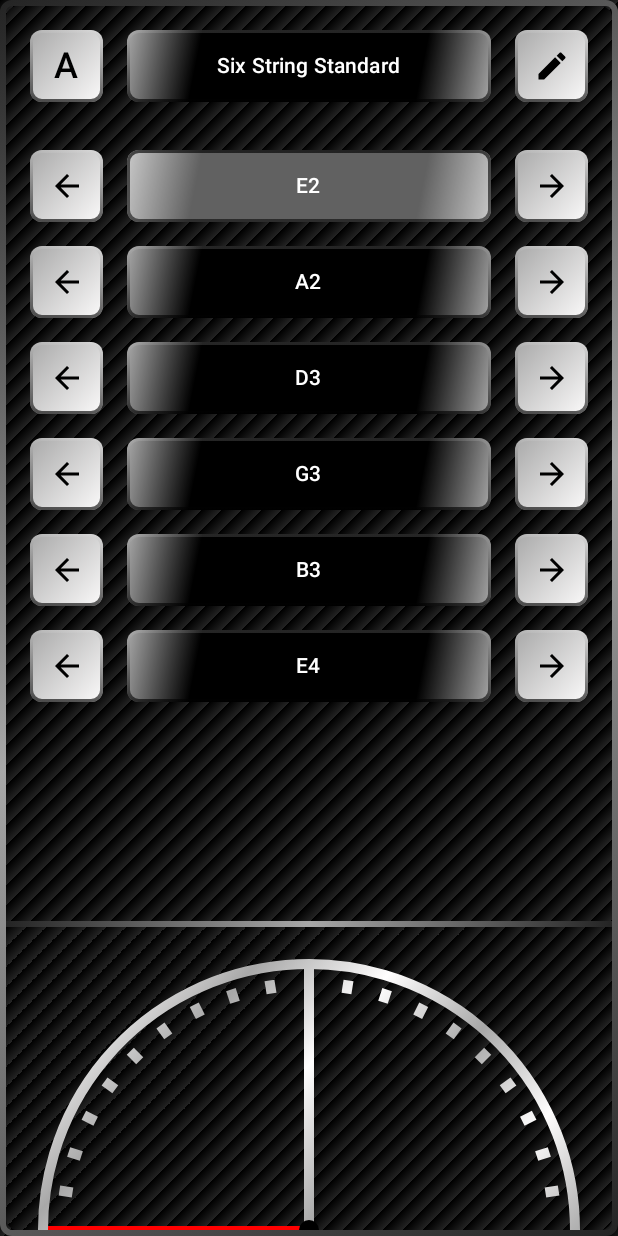
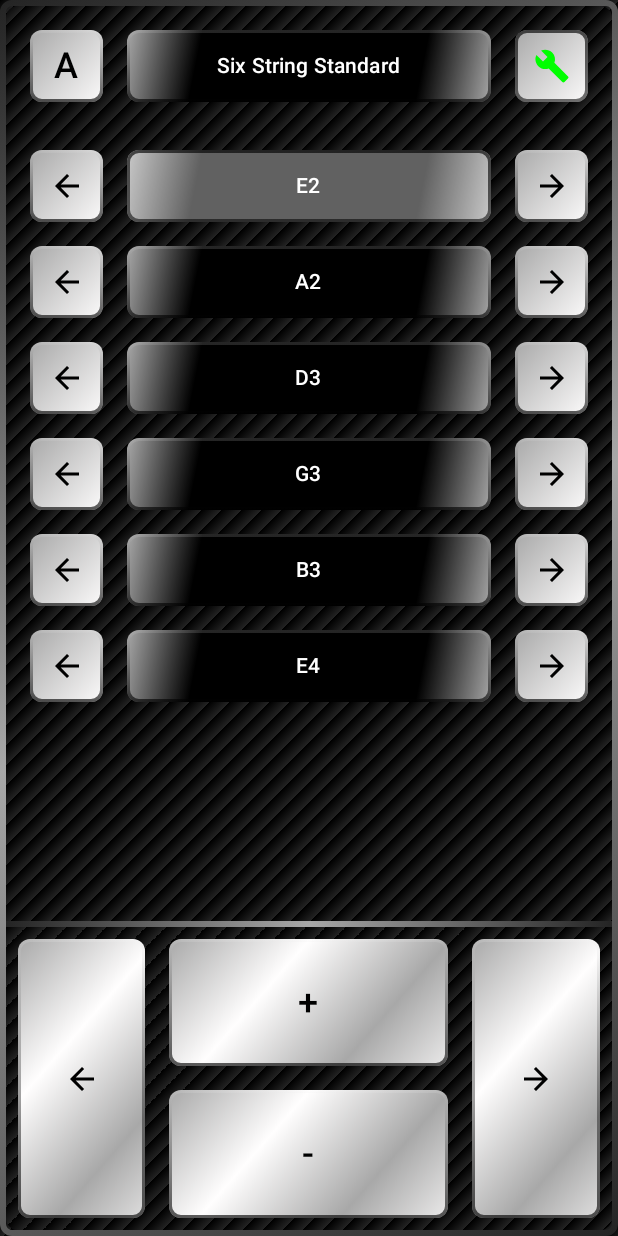
Before and after one commit to AlexanderTreml/AST-Tuner, an Android app built with Jetpack Compose: the screen it shows after launch (MainActivity), after a tap on "Edit tunings", on a phone screen of 412 x 824 dp. Run offline under Robolectric (Android 15) with nearby library versions, the phone set to English and light mode, and no system bars; libraries missing offline, so code that uses them is left out: org.apache.commons; 5 statements that could not run were skipped.

Commit message:
edit mode

```diff
--- a/app/src/main/java/com/alexander_treml/asttuner/MainActivity.kt
+++ b/app/src/main/java/com/alexander_treml/asttuner/MainActivity.kt
@@ -4,11 +4,17 @@ import android.Manifest
 import android.app.AlertDialog
 import android.content.pm.PackageManager
 import android.os.Bundle
-import android.widget.Toast
+import android.util.Log
 import androidx.activity.ComponentActivity
 import androidx.activity.compose.setContent
 import androidx.activity.result.contract.ActivityResultContracts
+import androidx.compose.animation.AnimatedVisibility
 import androidx.compose.animation.core.animateFloatAsState
+import androidx.compose.animation.core.spring
+import androidx.compose.animation.slideInHorizontally
+import androidx.compose.animation.slideInVertically
+import androidx.compose.animation.slideOutHorizontally
+import androidx.compose.animation.slideOutVertically
 import androidx.compose.foundation.BorderStroke
 import androidx.compose.foundation.Canvas
 import androidx.compose.foundation.background
@@ -20,13 +26,15 @@ import androidx.compose.foundation.layout.Box
 import androidx.compose.foundation.layout.Column
 import androidx.compose.foundation.layout.Row
 import androidx.compose.foundation.layout.aspectRatio
+import androidx.compose.foundation.layout.fillMaxHeight
 import androidx.compose.foundation.layout.fillMaxWidth
+import androidx.compose.foundation.layout.offset
 import androidx.compose.foundation.layout.padding
 import androidx.compose.foundation.shape.RoundedCornerShape
 import androidx.compose.material.icons.Icons
 import androidx.compose.material.icons.automirrored.filled.ArrowBack
 import androidx.compose.material.icons.automirrored.filled.ArrowForward
-import androidx.compose.material.icons.filled.Create
+import androidx.compose.material.icons.filled.Build
 import androidx.compose.material3.Button
 import androidx.compose.material3.ButtonDefaults
 import androidx.compose.material3.HorizontalDivider
@@ -41,6 +49,7 @@ import androidx.compose.runtime.DisposableEffect
 import androidx.compose.runtime.LaunchedEffect
 import androidx.compose.runtime.collectAsState
 import androidx.compose.runtime.getValue
+import androidx.compose.runtime.mutableFloatStateOf
 import androidx.compose.runtime.mutableStateOf
 import androidx.compose.runtime.remember
 import androidx.compose.runtime.setValue
@@ -51,9 +60,9 @@ import androidx.compose.ui.geometry.Offset
 import androidx.compose.ui.geometry.Size
 import androidx.compose.ui.graphics.Color
 import androidx.compose.ui.graphics.Path
+import androidx.compose.ui.graphics.RectangleShape
 import androidx.compose.ui.graphics.StrokeCap
 import androidx.compose.ui.graphics.drawscope.Stroke
-import androidx.compose.ui.platform.LocalContext
 import androidx.compose.ui.platform.LocalView
 import androidx.compose.ui.text.font.FontWeight
 import androidx.compose.ui.text.style.TextAlign
@@ -95,9 +104,12 @@ val borderMod = backgroundMod
     .padding(BORDER_WIDTH)
     .clip(RoundedCornerShape(BORDER_RADIUS))
 
-
 val panelMod = backgroundMod
     .padding(PADDING)
+
+val lowerPanelMod = backgroundMod
+    .aspectRatio(2f)
+    .clip(RectangleShape)
 
 val dividerMod = Modifier
     .background(brush = borderBrush)
@@ -128,11 +140,12 @@ val sideButtonSelectedMod = Modifier
     )
 
 
-// TODO save/load/edit functionality
+// TODO save/load functionality
 // TODO code cleanup and ui optimization
 // TODO adjust splash screen color
 // TODO find out how to use theme correctly (text color seems to be chosen automatically if not specified)
 // TODO write tests or remove tests and test framework
+// TODO Deal with Logcat warnings
 class MainActivity : ComponentActivity() {
     private val listener = Listener(this)
     private var tuning = Tuning()
@@ -143,6 +156,8 @@ class MainActivity : ComponentActivity() {
     // Auto selection
     private var auto by mutableStateOf(false)
     private var probableNote by mutableStateOf<Note?>(null)
+
+    private var edit by mutableStateOf(false)
 
     override fun onCreate(savedInstanceState: Bundle?) {
         super.onCreate(savedInstanceState)
@@ -178,8 +193,8 @@ class MainActivity : ComponentActivity() {
                             color = Color.Transparent,
                             modifier = dividerMod
                         )
-                        FrequencyDisplay(
-                            modifier = backgroundMod
+                        LowerPanel(
+                            modifier = lowerPanelMod
                         )
                     }
                 }
@@ -195,6 +210,12 @@ class MainActivity : ComponentActivity() {
         ) {
             val autoMod =
                 if (auto)
+                    sideButtonSelectedMod.weight(0.25f)
+                else
+                    sideButtonMod.weight(0.25f)
+
+            val editMod =
+                if (edit)
                     sideButtonSelectedMod.weight(0.25f)
                 else
                     sideButtonMod.weight(0.25f)
@@ -225,18 +246,19 @@ class MainActivity : ComponentActivity() {
                 Text(text = "Six String Standard")
             }
 
-            val context = LocalContext.current
             IconButton(
-                onClick = {
-                    Toast.makeText(context, "Not implemented yet", Toast.LENGTH_SHORT).show()
-                },
+                onClick = { edit = !edit },
                 colors = IconButtonDefaults.iconButtonColors(
                     containerColor = Color.Transparent,
-                    contentColor = Color.Black
+                    contentColor =
+                    if (edit)
+                        Color.Green
+                    else
+                        Color.Black
                 ),
-                modifier = sideButtonMod.weight(0.25f)
+                modifier = editMod
             ) {
-                Icon(Icons.Filled.Create, contentDescription = "Edit tunings")
+                Icon(Icons.Filled.Build, contentDescription = "Edit tunings")
             }
         }
     }
@@ -249,6 +271,27 @@ class MainActivity : ComponentActivity() {
         ) {
             tuning.notes.forEach { note ->
                 NoteButtons(note)
+            }
+        }
+    }
+
+
+    @Composable
+    fun LowerPanel(modifier: Modifier = Modifier) {
+        Box(modifier = modifier) {
+            AnimatedVisibility(
+                visible = !edit,
+                enter = slideInVertically { it },
+                exit = slideOutVertically { it }
+            ) {
+                FrequencyDisplay()
+            }
+            AnimatedVisibility(
+                visible = edit,
+                enter = slideInVertically { -it },
+                exit = slideOutVertically { -it }
+            ) {
+                EditDisplay()
             }
         }
     }
@@ -278,24 +321,57 @@ class MainActivity : ComponentActivity() {
             }
         }
 
+        var rawOffsetX by remember { mutableFloatStateOf(0f) }
+
+        val animatedOffsetX by animateFloatAsState(
+            targetValue = rawOffsetX,
+            animationSpec = spring(),
+            label = "Display Animation"
+        )
         Box(
             modifier = modifier
-                .aspectRatio(2f)
                 .draggable(
                     orientation = Orientation.Horizontal,
                     state = rememberDraggableState { delta ->
-                        if (delta >= 30f) {
+                        rawOffsetX  += delta
+                        if (debugMode) {
+                            rawOffsetX  = rawOffsetX .coerceIn(0f, 200f)
+                        } else {
+                            rawOffsetX  = rawOffsetX .coerceIn(-200f, 0f)
+                        }
+
+                        if (rawOffsetX  >= 100f) {
                             debugMode = false
-                        } else if (delta <= -30f) {
+                            rawOffsetX  = 0f
+                        } else if (rawOffsetX  <= -100f) {
                             debugMode = true
+                            rawOffsetX  = 0f
                         }
+                    },
+                    onDragStopped = {
+                        rawOffsetX = 0f
                     }
                 )
         ) {
-            if (debugMode) {
-                DebugView(frequency)
-            } else {
-                NeedleDisplay(frequency)
+            AnimatedVisibility(
+                visible = !debugMode,
+                enter = slideInHorizontally { -it },
+                exit = slideOutHorizontally { -it }
+            ) {
+                NeedleDisplay(
+                    frequency = frequency,
+                    modifier = Modifier.offset(x = animatedOffsetX.dp)
+                )
+            }
+            AnimatedVisibility(
+                visible = debugMode,
+                enter = slideInHorizontally { it },
+                exit = slideOutHorizontally { it }
+            ) {
+                DebugView(
+                    frequency = frequency,
+                    modifier = Modifier.offset(x = animatedOffsetX.dp)
+                )
             }
         }
 
@@ -304,6 +380,60 @@ class MainActivity : ComponentActivity() {
             currentView.keepScreenOn = true
             onDispose {
                 currentView.keepScreenOn = false
+            }
+        }
+    }
+
+    @Composable
+    fun EditDisplay(modifier: Modifier = Modifier) {
+        Row(modifier = modifier) {
+            val weightedSideButtonMod = sideButtonMod.weight(0.5f).fillMaxHeight()
+            IconButton(
+                onClick = { tuning.transposeDown() },
+                colors = IconButtonDefaults.iconButtonColors(
+                    containerColor = Color.Transparent,
+                    contentColor = Color.Black
+                ),
+                modifier = weightedSideButtonMod
+            ) {
+                Icon(Icons.AutoMirrored.Filled.ArrowBack, contentDescription = "Transpose down")
+            }
+
+            Column(
+                modifier = Modifier.weight(1f),
+            ) {
+                val weightedMainButtonMod = sideButtonMod.weight(0.5f).fillMaxWidth()
+                Button(
+                    onClick = { tuning.addNote() },
+                    colors = ButtonDefaults.buttonColors(
+                        containerColor = Color.Transparent,
+                        contentColor = Color.Black
+                    ),
+                    modifier = weightedMainButtonMod
+                ) {
+                    Text("+", fontSize = 24.sp, fontWeight = FontWeight(600))
+                }
+                Button(
+                    onClick = { tuning.removeNote() },
+                    colors = ButtonDefaults.buttonColors(
+                        containerColor = Color.Transparent,
+                        contentColor = Color.Black
+                    ),
+                    modifier = weightedMainButtonMod
+                ) {
+                    Text("-", fontSize = 24.sp, fontWeight = FontWeight(600))
+                }
+            }
+
+            IconButton(
+                onClick = { tuning.transposeUp() },
+                colors = IconButtonDefaults.iconButtonColors(
+                    containerColor = Color.Transparent,
+                    contentColor = Color.Black
+                ),
+                modifier = weightedSideButtonMod
+            ) {
+                Icon(Icons.AutoMirrored.Filled.ArrowForward, contentDescription = "Transpose up")
             }
         }
     }
--- a/app/src/main/java/com/alexander_treml/asttuner/Note.kt
+++ b/app/src/main/java/com/alexander_treml/asttuner/Note.kt
@@ -13,6 +13,10 @@ private const val REFERENCE = 110.0
 // Constant for calculating frequency
 private val ROOT: Double = 2.0.pow(1.0 / 12.0)
 
+// Limits
+private const val MIN_DIST = -24
+private const val MAX_DIST = 65
+
 class Note(private var distanceToReference: Int) {
     constructor() : this(0)
 
@@ -21,9 +25,13 @@ class Note(private var distanceToReference: Int) {
     var frequency by mutableDoubleStateOf(ROOT.pow(distanceToReference.toDouble()) * REFERENCE)
         private set
 
-    // TODO enforce limits
+    init {
+        distanceToReference = distanceToReference.coerceIn(MIN_DIST, MAX_DIST)
+    }
+
     fun shift(semitones: Int) {
         distanceToReference += semitones
+        distanceToReference = distanceToReference.coerceIn(MIN_DIST, MAX_DIST)
         name = getName(distanceToReference)
         frequency = ROOT.pow(distanceToReference.toDouble()) * REFERENCE
     }
--- a/app/src/main/java/com/alexander_treml/asttuner/Tuning.kt
+++ b/app/src/main/java/com/alexander_treml/asttuner/Tuning.kt
@@ -1,21 +1,51 @@
 package com.alexander_treml.asttuner
 
-class Tuning(numStrings: Int = 6) {
-    val notes: Array<Note>
+import android.util.Log
+import androidx.compose.runtime.getValue
+import androidx.compose.runtime.mutableStateOf
+import androidx.compose.runtime.setValue
+
+class Tuning() {
+    var notes by mutableStateOf(listOf<Note>())
 
     init {
-        require(numStrings > 0) { "Number of strings must be positive" }
+        // Standard guitar tuning
+        notes = notes.plus(
+            arrayOf(
+                Note(-5),   // E2
+                Note(0),    // A2
+                Note(5),    // D3
+                Note(10),   // G3
+                Note(14),   // B3
+                Note(19)    // E4
+            )
+        )
+    }
 
-        notes = Array(numStrings) { Note() }
+    fun transposeUp() {
+        for (n in notes) {
+            n.shift(1)
+        }
+    }
 
-        // Standard Tuning
-        if (numStrings == 6) {
-            notes[0].shift(-5)  // E2
-            notes[1].shift(0)   // A2
-            notes[2].shift(5)   // D3
-            notes[3].shift(10)  // G3
-            notes[4].shift(14)  // B3
-            notes[5].shift(19)  // E4
+    fun transposeDown() {
+        for (n in notes) {
+            n.shift(-1)
+        }
+    }
+
+    fun addNote() {
+        // TODO higher string limit with scrollable tuning panel?
+        if (notes.size < 8) {
+            val lastNote = notes.lastOrNull() ?: Note(0)
+            val interval = Note(0).getDistance(lastNote.frequency).toInt()
+            notes = notes.plus(Note(interval))
+        }
+    }
+
+    fun removeNote() {
+        if (notes.size > 1) {
+            notes = notes.dropLast(1)
         }
     }
 }
```
